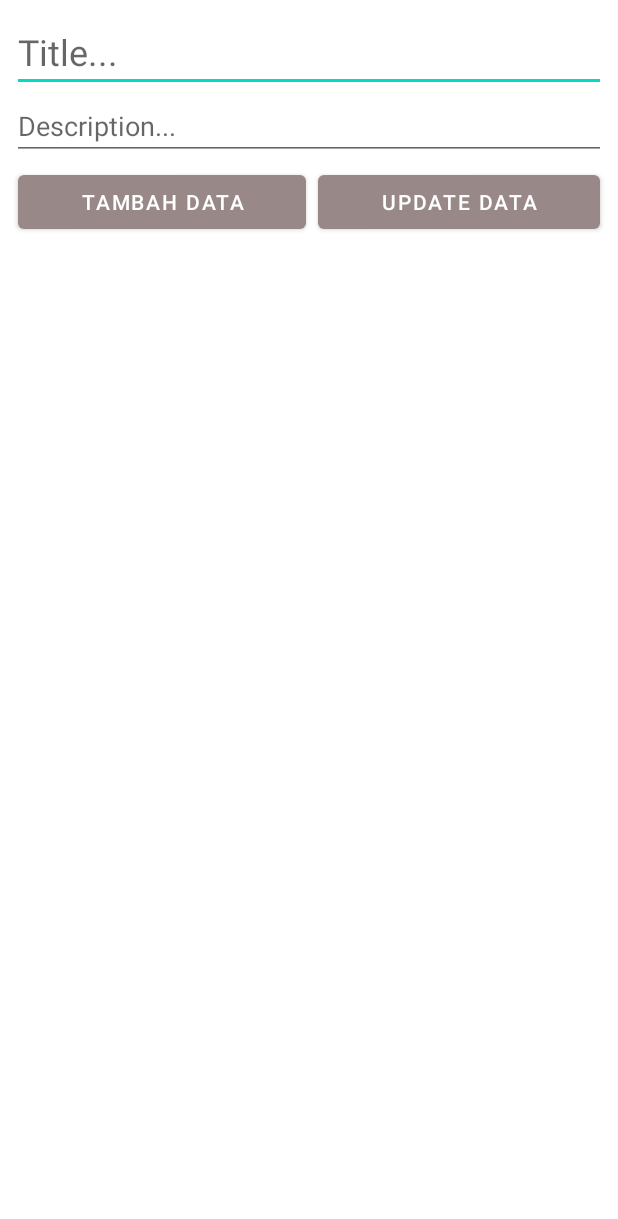
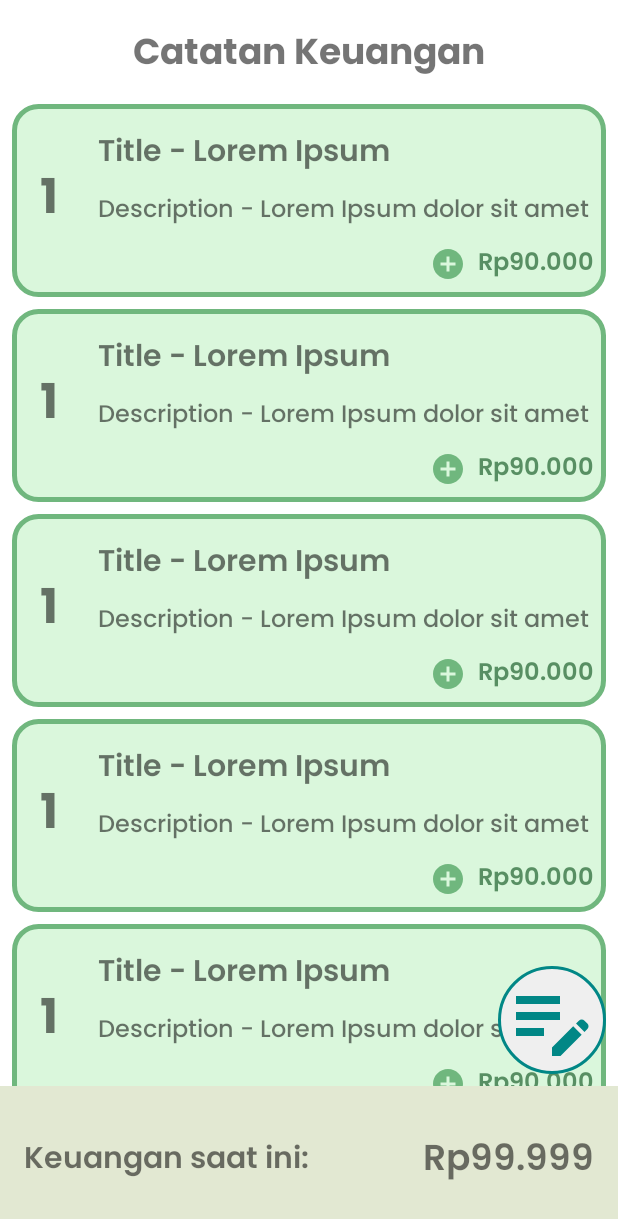
Before and after one commit to farhanhnfx/PPB-Sinau, an Android app: the layout activity_main.xml on its own in the app's theme, with its tools: preview values and no code run, on a phone screen of 412 x 824 dp. Shown: the top 1219 px of the screen. Run offline under Robolectric (Android 15) with nearby library versions, the phone set to English and light mode, and no system bars.

```diff
--- a/app/src/main/java/com/example/ppb/NoteRoomDB.kt
+++ b/app/src/main/java/com/example/ppb/NoteRoomDB.kt
@@ -7,7 +7,7 @@ import androidx.room.RoomDatabase
 import kotlinx.coroutines.InternalCoroutinesApi
 import kotlinx.coroutines.internal.synchronized
 
-@Database(entities = [Note::class], version = 1, exportSchema = false)
+@Database(entities = [Note::class], version = 3, exportSchema = false)
 abstract class NoteRoomDB: RoomDatabase() {
     abstract fun noteDao(): NoteDao?
     companion object {
@@ -17,7 +17,7 @@ abstract class NoteRoomDB: RoomDatabase() {
         fun getDatabase(context: Context): NoteRoomDB? {
             if (INSTANCE == null) {
                 synchronized(NoteRoomDB::class.java) {
-                    INSTANCE = databaseBuilder(context.applicationContext, NoteRoomDB::class.java, "note_database").build()
+                    INSTANCE = databaseBuilder(context.applicationContext, NoteRoomDB::class.java, "financial_notes").fallbackToDestructiveMigration().build()
                 }
             }
             return INSTANCE
--- /dev/null
+++ b/app/src/main/res/drawable/baseline_add_circle_24.xml
@@ -0,0 +1,5 @@
+<vector android:height="24dp" android:tint="@color/green"
+    android:viewportHeight="24" android:viewportWidth="24"
+    android:width="24dp" xmlns:android="http://schemas.android.com/apk/res/android">
+    <path android:fillColor="@android:color/white" android:pathData="M12,2C6.48,2 2,6.48 2,12s4.48,10 10,10 10,-4.48 10,-10S17.52,2 12,2zM17,13h-4v4h-2v-4L7,13v-2h4L11,7h2v4h4v2z"/>
+</vector>
--- /dev/null
+++ b/app/src/main/res/drawable/baseline_edit_note_24.xml
@@ -0,0 +1,5 @@
+<vector android:height="64dp" android:tint="@color/teal_700"
+    android:viewportHeight="24" android:viewportWidth="24"
+    android:width="64dp" xmlns:android="http://schemas.android.com/apk/res/android">
+    <path android:fillColor="@android:color/white" android:pathData="M3,10h11v2H3V10zM3,8h11V6H3V8zM3,16h7v-2H3V16zM18.01,12.87l0.71,-0.71c0.39,-0.39 1.02,-0.39 1.41,0l0.71,0.71c0.39,0.39 0.39,1.02 0,1.41l-0.71,0.71L18.01,12.87zM17.3,13.58l-5.3,5.3V21h2.12l5.3,-5.3L17.3,13.58z"/>
+</vector>
--- /dev/null
+++ b/app/src/main/res/drawable/baseline_remove_circle_24.xml
@@ -0,0 +1,5 @@
+<vector android:height="24dp" android:tint="@color/dark_red"
+    android:viewportHeight="24" android:viewportWidth="24"
+    android:width="24dp" xmlns:android="http://schemas.android.com/apk/res/android">
+    <path android:fillColor="@android:color/white" android:pathData="M12,2C6.48,2 2,6.48 2,12s4.48,10 10,10 10,-4.48 10,-10S17.52,2 12,2zM17,13L7,13v-2h10v2z"/>
+</vector>
--- a/app/src/main/res/drawable/card_item.xml
+++ /dev/null
@@ -1,6 +0,0 @@
-<?xml version="1.0" encoding="utf-8"?>
-<shape xmlns:android="http://schemas.android.com/apk/res/android">
-    <solid android:color="#F2F5EA"/>
-    <corners android:radius="10dp"/>
-    <stroke android:color="#998888" android:width="4dp"/>
-</shape>
--- /dev/null
+++ b/app/src/main/res/drawable/ic_add_note.xml
@@ -0,0 +1,14 @@
+<?xml version="1.0" encoding="utf-8"?>
+<layer-list xmlns:android="http://schemas.android.com/apk/res/android">
+    <item>
+        <shape android:shape="rectangle">
+            <corners android:radius="50dp"/>
+            <solid android:color="#EFEFEF"/>
+            <stroke android:color="@color/teal_700" android:width="2dp"/>
+        </shape>
+    </item>
+    <item
+        android:drawable="@drawable/baseline_edit_note_24"
+        android:gravity="center"
+        />
+</layer-list>
--- a/app/src/main/res/drawable/ic_profile.xml
+++ /dev/null
@@ -1,4 +0,0 @@
-<vector android:height="24dp" android:viewportHeight="20"
-    android:viewportWidth="20" android:width="24dp" xmlns:android="http://schemas.android.com/apk/res/android">
-    <path android:fillColor="#B7B7B7" android:fillType="evenOdd" android:pathData="M10,2C8.601,2 7.226,2.366 6.013,3.064C4.8,3.761 3.79,4.764 3.086,5.973C2.382,7.182 2.007,8.555 1.999,9.954C1.991,11.353 2.35,12.73 3.04,13.947C3.507,13.341 4.106,12.85 4.793,12.512C5.48,12.174 6.235,11.999 7,12H13C13.765,11.999 14.52,12.174 15.207,12.512C15.894,12.85 16.493,13.341 16.96,13.947C17.65,12.73 18.009,11.353 18.001,9.954C17.993,8.555 17.618,7.182 16.914,5.973C16.21,4.764 15.2,3.761 13.987,3.064C12.774,2.366 11.399,2 10,2ZM17.943,16.076C19.28,14.333 20.003,12.197 20,10C20,4.477 15.523,0 10,0C4.477,0 0,4.477 0,10C-0.003,12.197 0.72,14.333 2.057,16.076L2.052,16.094L2.407,16.507C3.345,17.604 4.509,18.484 5.82,19.087C7.131,19.69 8.557,20.001 10,20C12.027,20.004 14.007,19.388 15.675,18.235C16.386,17.744 17.031,17.163 17.593,16.507L17.948,16.094L17.943,16.076ZM10,4C9.204,4 8.441,4.316 7.879,4.879C7.316,5.441 7,6.204 7,7C7,7.796 7.316,8.559 7.879,9.121C8.441,9.684 9.204,10 10,10C10.796,10 11.559,9.684 12.121,9.121C12.684,8.559 13,7.796 13,7C13,6.204 12.684,5.441 12.121,4.879C11.559,4.316 10.796,4 10,4Z"/>
-</vector>
--- /dev/null
+++ b/app/src/main/res/drawable/item_green.xml
@@ -0,0 +1,6 @@
+<?xml version="1.0" encoding="utf-8"?>
+<shape xmlns:android="http://schemas.android.com/apk/res/android">
+    <solid android:color="@color/light_green"/>
+    <corners android:radius="16dp"/>
+    <stroke android:color="@color/green" android:width="3dp"/>
+</shape>
--- /dev/null
+++ b/app/src/main/res/drawable/item_red.xml
@@ -0,0 +1,6 @@
+<?xml version="1.0" encoding="utf-8"?>
+<shape xmlns:android="http://schemas.android.com/apk/res/android">
+    <solid android:color="@color/pink"/>
+    <corners android:radius="16dp"/>
+    <stroke android:color="@color/dark_red" android:width="3dp"/>
+</shape>
--- a/app/src/main/res/layout/activity_main.xml
+++ b/app/src/main/res/layout/activity_main.xml
@@ -1,53 +1,71 @@
 <?xml version="1.0" encoding="utf-8"?>
-<LinearLayout xmlns:android="http://schemas.android.com/apk/res/android"
+<RelativeLayout xmlns:android="http://schemas.android.com/apk/res/android"
     xmlns:app="http://schemas.android.com/apk/res-auto"
     xmlns:tools="http://schemas.android.com/tools"
     android:layout_width="match_parent"
     android:layout_height="match_parent"
     tools:context=".MainActivity"
-    android:orientation="vertical"
-    android:padding="8dp">
+    android:orientation="vertical">
 
-    <EditText
-        android:id="@+id/edit_title"
+    <TextView
+        android:id="@+id/txt_title"
+        android:layout_width="wrap_content"
+        android:layout_height="wrap_content"
+        android:layout_centerHorizontal="true"
+        android:layout_marginTop="16dp"
+        android:layout_marginBottom="8dp"
+        android:fontFamily="@font/poppins_bold"
+        android:text="Catatan Keuangan"
+        android:textSize="24sp" />
+
+    <androidx.recyclerview.widget.RecyclerView
+        android:id="@+id/rv_content"
         android:layout_width="match_parent"
         android:layout_height="wrap_content"
-        android:hint="Title..."
-        android:textSize="24sp"
-        />
-    <EditText
-        android:id="@+id/edit_desc"
-        android:layout_width="match_parent"
-        android:layout_height="wrap_content"
-        android:hint="Description..."
-        android:textSize="18sp"
+        tools:listitem="@layout/item_card"
+        tools:itemCount="9"
+        android:layout_below="@id/txt_title"
+        android:layout_above="@id/linear_wrapper"
         />
     <LinearLayout
+        android:id="@+id/linear_wrapper"
         android:layout_width="match_parent"
-        android:layout_height="wrap_content"
+        android:layout_height="100dp"
+        android:background="#E2E8D2"
         android:orientation="horizontal"
+        android:layout_alignParentBottom="true"
+        android:gravity="center_vertical"
+        android:padding="16dp"
         >
-        <Button
-            android:id="@+id/btn_add"
+        <TextView
+            android:layout_width="0dp"
+            android:layout_height="wrap_content"
+            android:text="Keuangan saat ini:"
+            android:textSize="20sp"
+            android:fontFamily="@font/poppins_semibold"
+            android:layout_weight="1"
+            />
+        <TextView
+            android:id="@+id/txt_total"
             android:layout_width="wrap_content"
             android:layout_height="wrap_content"
-            android:text="Tambah Data"
-            android:layout_weight="1"
-            android:layout_margin="4dp"
-            />
-        <Button
-            android:id="@+id/btn_update"
-            android:layout_width="wrap_content"
-            android:layout_height="wrap_content"
-            android:text="Update Data"
-            android:layout_weight="1"
-            android:layout_margin="4dp"
+            android:text="Rp99.999"
+            android:textSize="24sp"
+            android:fontFamily="@font/poppins_semibold"
+            android:textAlignment="textEnd"
             />
     </LinearLayout>
-    <ListView
-        android:id="@+id/list_view"
-        android:layout_width="match_parent"
-        android:layout_height="wrap_content"
-        />
 
-</LinearLayout>
+    <ImageButton
+        android:id="@+id/btn_add"
+        android:layout_width="72dp"
+        android:layout_height="72dp"
+        android:layout_above="@id/linear_wrapper"
+        android:layout_alignParentEnd="true"
+        android:layout_marginStart="8dp"
+        android:layout_marginTop="8dp"
+        android:layout_marginEnd="8dp"
+        android:layout_marginBottom="8dp"
+        android:background="@drawable/ic_add_note"/>
+
+</RelativeLayout>
--- /dev/null
+++ b/app/src/main/res/layout/item_card.xml
@@ -0,0 +1,81 @@
+<?xml version="1.0" encoding="utf-8"?>
+<androidx.constraintlayout.widget.ConstraintLayout xmlns:android="http://schemas.android.com/apk/res/android"
+    android:layout_width="match_parent"
+    android:layout_height="wrap_content"
+    xmlns:app="http://schemas.android.com/apk/res-auto"
+    android:background="@drawable/item_green"
+    android:paddingVertical="8dp"
+    android:layout_marginVertical="4dp"
+    android:layout_marginHorizontal="8dp"
+    >
+
+    <androidx.constraintlayout.widget.Guideline
+        android:id="@+id/guideline"
+        android:layout_width="wrap_content"
+        android:layout_height="wrap_content"
+        android:orientation="vertical"
+        app:layout_constraintGuide_percent="0.125"
+        />
+    <TextView
+        android:id="@+id/txt_num"
+        android:layout_width="0dp"
+        android:layout_height="wrap_content"
+        android:text="1"
+        android:textSize="32sp"
+        android:fontFamily="@font/poppins_bold"
+        android:layout_margin="8dp"
+        app:layout_constraintStart_toStartOf="parent"
+        app:layout_constraintEnd_toEndOf="@id/guideline"
+        app:layout_constraintTop_toTopOf="parent"
+        app:layout_constraintBottom_toBottomOf="parent"
+        android:textAlignment="center"
+        />
+
+    <TextView
+        android:id="@+id/txt_title"
+        android:layout_width="0dp"
+        android:layout_height="wrap_content"
+        android:fontFamily="@font/poppins_semibold"
+        android:text="Title - Lorem Ipsum"
+        android:textSize="20sp"
+        android:layout_margin="8dp"
+        app:layout_constraintStart_toStartOf="@id/guideline"
+        app:layout_constraintEnd_toEndOf="parent"
+        app:layout_constraintTop_toTopOf="parent"
+        />
+    <TextView
+        android:id="@+id/txt_desc"
+        android:layout_width="0dp"
+        android:layout_height="wrap_content"
+        android:fontFamily="@font/poppins_medium"
+        android:text="Description - Lorem Ipsum dolor sit amet"
+        android:textSize="16sp"
+        android:layout_margin="8dp"
+        app:layout_constraintStart_toStartOf="@id/guideline"
+        app:layout_constraintEnd_toEndOf="parent"
+        app:layout_constraintTop_toBottomOf="@id/txt_title"
+        />
+    <TextView
+        android:id="@+id/txt_amount"
+        android:layout_width="wrap_content"
+        android:layout_height="wrap_content"
+        android:fontFamily="@font/poppins_semibold"
+        android:text="Rp90.000"
+        android:textSize="16sp"
+        android:layout_margin="8dp"
+        app:layout_constraintEnd_toEndOf="parent"
+        android:textColor="#588F63"
+        app:layout_constraintTop_toBottomOf="@id/txt_desc"
+        />
+    <ImageView
+        android:id="@+id/ic_action"
+        android:layout_width="wrap_content"
+        android:layout_height="wrap_content"
+        android:background="@drawable/baseline_add_circle_24"
+        android:layout_margin="8dp"
+        app:layout_constraintEnd_toStartOf="@id/txt_amount"
+        app:layout_constraintTop_toTopOf="@id/txt_amount"
+        app:layout_constraintBottom_toBottomOf="@id/txt_amount"
+        />
+
+</androidx.constraintlayout.widget.ConstraintLayout>
--- a/app/src/main/res/values/colors.xml
+++ b/app/src/main/res/values/colors.xml
@@ -15,4 +15,8 @@
     <color name="card_green">#22bb33</color>
     <color name="card_yellow">#f0ad4e</color>
     <color name="card_red">#bb2124</color>
+    <color name="dark_red">#A41623</color>
+    <color name="pink">#FFE7E4</color>
+    <color name="green">#70B77E</color>
+    <color name="light_green">#DAF7DC</color>
 </resources>
--- a/app/src/main/res/values/themes.xml
+++ b/app/src/main/res/values/themes.xml
@@ -2,7 +2,7 @@
     <!-- Base application theme. -->
     <style name="Theme.PPB" parent="Theme.MaterialComponents.DayNight.DarkActionBar">
         <!-- Primary brand color. -->
-        <item name="colorPrimary">#998888</item>
+        <item name="colorPrimary">#49393B</item>
         <item name="colorPrimaryVariant">#49393B</item>
         <item name="colorOnPrimary">@color/white</item>
         <!-- Secondary brand color. -->
```
Also changed, not shown: app/src/main/AndroidManifest.xml (+6 -6 lines), app/src/main/java/com/example/ppb/MainActivity.kt (+59 -52 lines), app/src/main/java/com/example/ppb/Note.kt (+8 -1 lines), app/src/main/java/com/example/ppb/NoteAdapter.kt (added, +45 -0 lines), app/src/main/java/com/example/ppb/NotePopupDialog.kt (added, +76 -0 lines), app/src/main/res/layout/note_dialog.xml (added, +68 -0 lines), app/src/main/res/values/strings.xml (+5 -13 lines).
